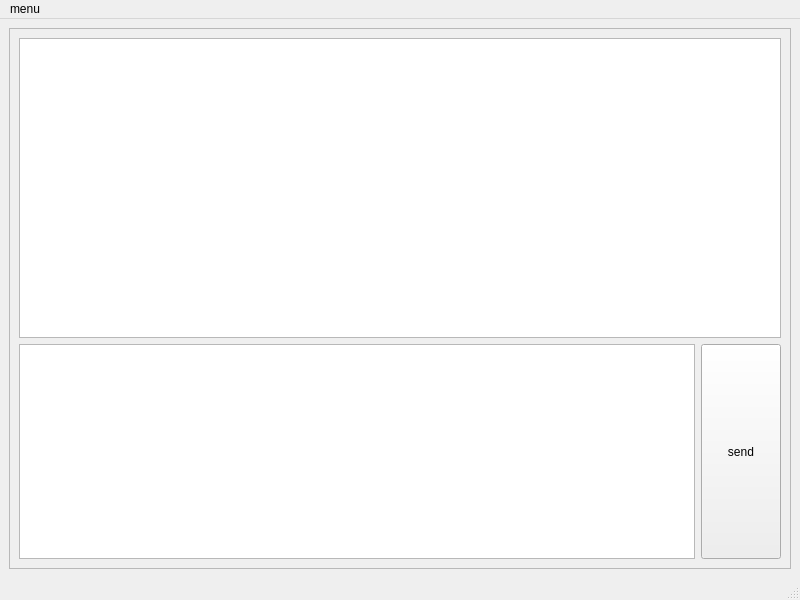
Before: the Qt Designer form testClient/admin/mainwindow.ui in Usotsu7ki/Facial-Expression-Recognition-System, drawn with Qt 5.
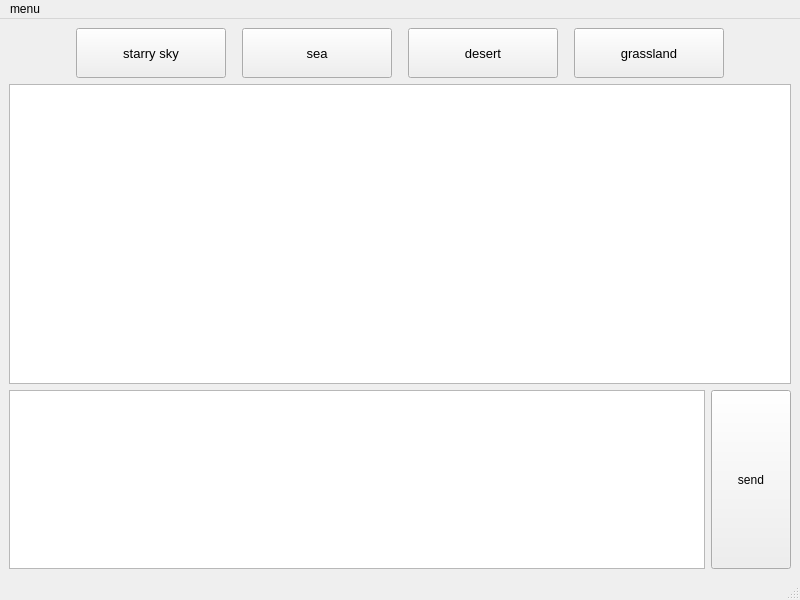
After: the same form once the commit is applied.

Commit message:
Apply new styles and buttons to change them
Add eng comments

Patch:
```diff
--- a/testClient/admin/mainwindow.ui
+++ b/testClient/admin/mainwindow.ui
@@ -14,37 +14,13 @@
    <string>MainWindow</string>
   </property>
   <widget class="QWidget" name="centralwidget">
-   <layout class="QGridLayout" name="gridLayout_3">
-    <item row="0" column="0">
-     <widget class="QFrame" name="frame_background">
-      <property name="enabled">
-       <bool>true</bool>
-      </property>
-      <property name="sizePolicy">
-       <sizepolicy hsizetype="Expanding" vsizetype="Expanding">
-        <horstretch>0</horstretch>
-        <verstretch>0</verstretch>
-       </sizepolicy>
-      </property>
-      <property name="maximumSize">
-       <size>
-        <width>16777215</width>
-        <height>16777215</height>
-       </size>
-      </property>
-      <property name="styleSheet">
-       <string notr="true"/>
-      </property>
-      <property name="frameShape">
-       <enum>QFrame::StyledPanel</enum>
-      </property>
-      <property name="frameShadow">
-       <enum>QFrame::Raised</enum>
-      </property>
       <layout class="QGridLayout" name="gridLayout_2">
        <item row="0" column="0">
         <layout class="QGridLayout" name="gridLayout">
-         <item row="0" column="0">
+      <item row="3" column="0">
+       <layout class="QHBoxLayout" name="horizontalLayout"/>
+      </item>
+      <item row="1" column="0">
           <widget class="QListWidget" name="listWidget_2">
            <property name="sizePolicy">
             <sizepolicy hsizetype="Expanding" vsizetype="Expanding">
@@ -60,7 +36,7 @@
            </property>
           </widget>
          </item>
-         <item row="1" column="0">
+      <item row="2" column="0">
           <layout class="QHBoxLayout" name="horizontalLayout_2">
            <item>
             <widget class="QTextEdit" name="textEdit"/>
@@ -82,6 +58,11 @@
                <height>0</height>
               </size>
              </property>
+          <property name="font">
+           <font>
+            <family>Arial</family>
+           </font>
+          </property>
              <property name="text">
               <string>send</string>
              </property>
@@ -89,13 +70,209 @@
            </item>
           </layout>
          </item>
-         <item row="2" column="0">
-          <layout class="QHBoxLayout" name="horizontalLayout"/>
-         </item>
+      <item row="0" column="0">
+       <layout class="QHBoxLayout" name="horizontalLayout_12">
+        <item>
+         <spacer name="horizontalSpacer_8">
+          <property name="orientation">
+           <enum>Qt::Horizontal</enum>
+          </property>
+          <property name="sizeHint" stdset="0">
+           <size>
+            <width>13</width>
+            <height>20</height>
+           </size>
+          </property>
+         </spacer>
+        </item>
+        <item>
+         <widget class="QPushButton" name="btn_1">
+          <property name="sizePolicy">
+           <sizepolicy hsizetype="Fixed" vsizetype="Fixed">
+            <horstretch>0</horstretch>
+            <verstretch>0</verstretch>
+           </sizepolicy>
+          </property>
+          <property name="minimumSize">
+           <size>
+            <width>150</width>
+            <height>50</height>
+           </size>
+          </property>
+          <property name="maximumSize">
+           <size>
+            <width>150</width>
+            <height>50</height>
+           </size>
+          </property>
+          <property name="font">
+           <font>
+            <family>Arial</family>
+            <pointsize>10</pointsize>
+           </font>
+          </property>
+          <property name="text">
+           <string>starry sky</string>
+          </property>
+         </widget>
+        </item>
+        <item>
+         <spacer name="horizontalSpacer_23">
+          <property name="orientation">
+           <enum>Qt::Horizontal</enum>
+          </property>
+          <property name="sizeType">
+           <enum>QSizePolicy::Fixed</enum>
+          </property>
+          <property name="sizeHint" stdset="0">
+           <size>
+            <width>10</width>
+            <height>20</height>
+           </size>
+          </property>
+         </spacer>
+        </item>
+        <item>
+         <widget class="QPushButton" name="btn_2">
+          <property name="sizePolicy">
+           <sizepolicy hsizetype="Fixed" vsizetype="Fixed">
+            <horstretch>0</horstretch>
+            <verstretch>0</verstretch>
+           </sizepolicy>
+          </property>
+          <property name="minimumSize">
+           <size>
+            <width>150</width>
+            <height>50</height>
+           </size>
+          </property>
+          <property name="maximumSize">
+           <size>
+            <width>150</width>
+            <height>50</height>
+           </size>
+          </property>
+          <property name="font">
+           <font>
+            <family>Arial</family>
+            <pointsize>10</pointsize>
+           </font>
+          </property>
+          <property name="text">
+           <string>sea</string>
+          </property>
+         </widget>
+        </item>
+        <item>
+         <spacer name="horizontalSpacer_24">
+          <property name="orientation">
+           <enum>Qt::Horizontal</enum>
+          </property>
+          <property name="sizeType">
+           <enum>QSizePolicy::Fixed</enum>
+          </property>
+          <property name="sizeHint" stdset="0">
+           <size>
+            <width>10</width>
+            <height>20</height>
+           </size>
+          </property>
+         </spacer>
+        </item>
+        <item>
+         <widget class="QPushButton" name="btn_3">
+          <property name="sizePolicy">
+           <sizepolicy hsizetype="Fixed" vsizetype="Fixed">
+            <horstretch>0</horstretch>
+            <verstretch>0</verstretch>
+           </sizepolicy>
+          </property>
+          <property name="minimumSize">
+           <size>
+            <width>150</width>
+            <height>50</height>
+           </size>
+          </property>
+          <property name="maximumSize">
+           <size>
+            <width>150</width>
+            <height>50</height>
+           </size>
+          </property>
+          <property name="font">
+           <font>
+            <family>Arial</family>
+            <pointsize>10</pointsize>
+           </font>
+          </property>
+          <property name="text">
+           <string>desert</string>
+          </property>
+         </widget>
+        </item>
+        <item>
+         <spacer name="horizontalSpacer_25">
+          <property name="orientation">
+           <enum>Qt::Horizontal</enum>
+          </property>
+          <property name="sizeType">
+           <enum>QSizePolicy::Fixed</enum>
+          </property>
+          <property name="sizeHint" stdset="0">
+           <size>
+            <width>10</width>
+            <height>20</height>
+           </size>
+          </property>
+         </spacer>
+        </item>
+        <item>
+         <widget class="QPushButton" name="btn_4">
+          <property name="sizePolicy">
+           <sizepolicy hsizetype="Fixed" vsizetype="Fixed">
+            <horstretch>0</horstretch>
+            <verstretch>0</verstretch>
+           </sizepolicy>
+          </property>
+          <property name="minimumSize">
+           <size>
+            <width>150</width>
+            <height>50</height>
+           </size>
+          </property>
+          <property name="maximumSize">
+           <size>
+            <width>150</width>
+            <height>50</height>
+           </size>
+          </property>
+          <property name="font">
+           <font>
+            <family>Arial</family>
+            <pointsize>10</pointsize>
+           </font>
+          </property>
+          <property name="text">
+           <string>grassland</string>
+          </property>
+         </widget>
+        </item>
+        <item>
+         <spacer name="horizontalSpacer_9">
+          <property name="orientation">
+           <enum>Qt::Horizontal</enum>
+          </property>
+          <property name="sizeHint" stdset="0">
+           <size>
+            <width>13</width>
+            <height>20</height>
+           </size>
+          </property>
+         </spacer>
+        </item>
         </layout>
        </item>
       </layout>
-     </widget>
     </item>
    </layout>
   </widget>
```
Lines whose indentation alone changed are shown as unchanged. The commit also changes 183 other files.
